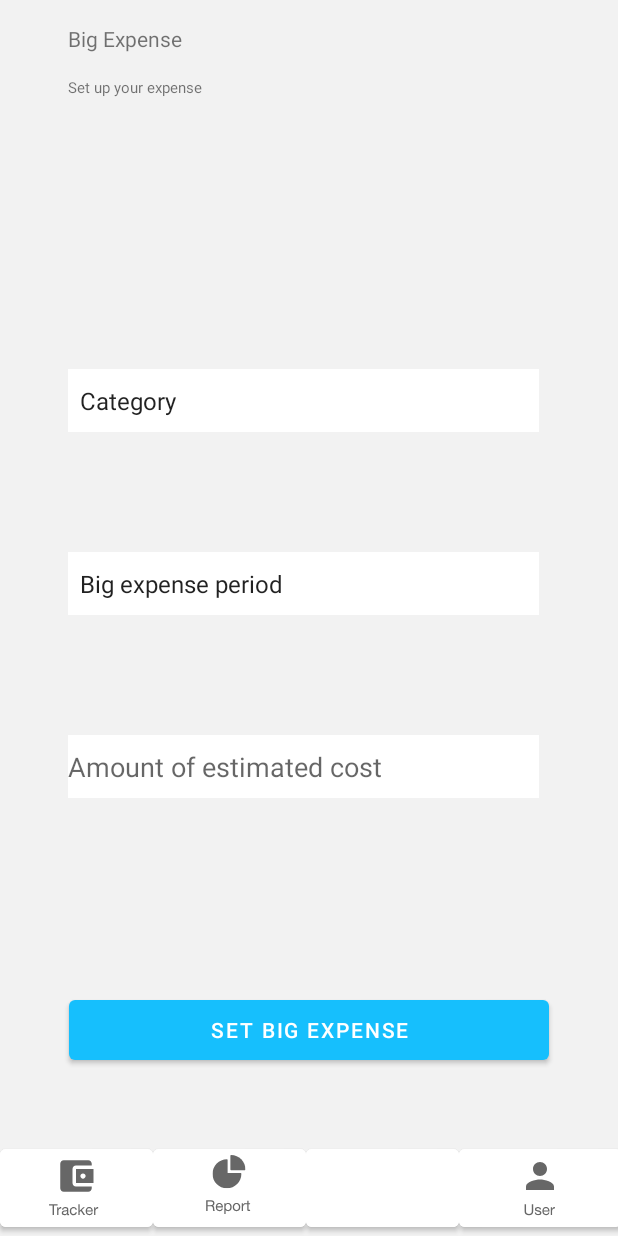
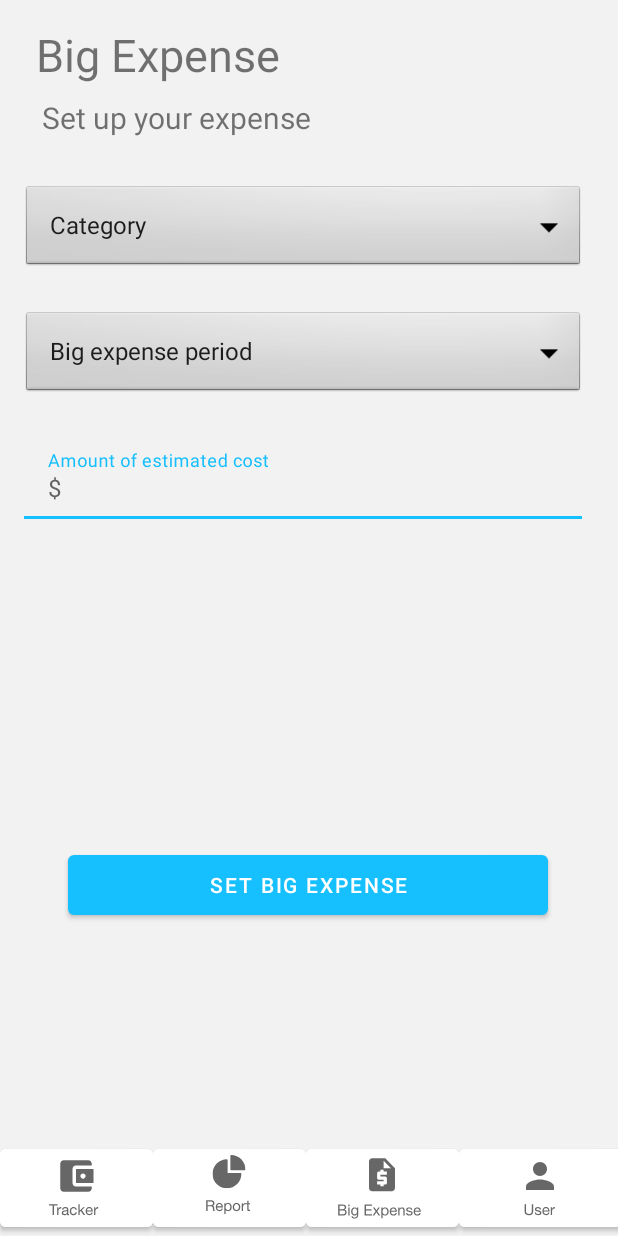
Before and after one commit to KateOber/CSIS-3175, an Android app: the BigExpense_setup screen opened directly, with no data from a screen before it, on a phone screen of 412 x 824 dp. Run offline under Robolectric (Android 15) with nearby library versions, the phone set to English and light mode, and no system bars.

Commit message:
id fixed

```diff
--- a/EasyMoney/app/src/main/res/layout/activity_big_expense_setup.xml
+++ b/EasyMoney/app/src/main/res/layout/activity_big_expense_setup.xml
@@ -9,94 +9,87 @@
 
     <Spinner
         android:id="@+id/txtCatExpGroup"
-        android:layout_width="314dp"
-        android:layout_height="42dp"
-        android:layout_marginStart="2dp"
-        android:layout_marginTop="64dp"
-        android:layout_marginBottom="420dp"
-        android:background="@color/white"
+        android:layout_width="375dp"
+        android:layout_height="60dp"
+        android:layout_marginStart="16dp"
+        android:layout_marginTop="24dp"
+        android:layout_marginEnd="24dp"
+        android:background="@android:drawable/btn_dropdown"
         android:entries="@array/categoriesExpense"
         android:prompt="@string/bigExHint1"
         android:spinnerMode="dialog"
-        app:layout_constraintBottom_toBottomOf="parent"
         app:layout_constraintEnd_toEndOf="parent"
-        app:layout_constraintHorizontal_bias="0.452"
         app:layout_constraintStart_toStartOf="parent"
         app:layout_constraintTop_toBottomOf="@+id/txtSubTitle" />
 
     <Spinner
         android:id="@+id/txtPerExpGroup"
-        android:layout_width="314dp"
-        android:layout_height="42dp"
-        android:layout_marginStart="2dp"
-        android:layout_marginTop="22dp"
-        android:layout_marginBottom="356dp"
-        android:background="@color/white"
+        android:layout_width="375dp"
+        android:layout_height="60dp"
+        android:layout_marginStart="16dp"
+        android:layout_marginTop="24dp"
+        android:layout_marginEnd="24dp"
+        android:background="@android:drawable/btn_dropdown"
         android:entries="@array/expensePeriod"
         android:prompt="@string/bigExHint2"
         android:spinnerMode="dialog"
-        app:layout_constraintBottom_toBottomOf="parent"
         app:layout_constraintEnd_toEndOf="parent"
-        app:layout_constraintHorizontal_bias="0.452"
         app:layout_constraintStart_toStartOf="parent"
         app:layout_constraintTop_toBottomOf="@+id/txtCatExpGroup" />
 
-    <EditText
-        android:id="@+id/editTextNumber"
-        android:layout_width="314dp"
-        android:layout_height="42dp"
-        android:layout_marginStart="2dp"
-        android:layout_marginBottom="292dp"
-        android:autofillHints=""
-        android:background="@color/white"
-        android:ems="10"
+
+    <com.google.android.material.textfield.TextInputLayout
+        android:id="@+id/editTextNumberLayout"
+        android:layout_width="match_parent"
+        android:layout_height="wrap_content"
+        android:layout_marginTop="24dp"
+        android:layout_marginStart="16dp"
+        android:layout_marginEnd="24dp"
         android:hint="@string/bigExHint3"
-        android:inputType="number"
-        app:layout_constraintBottom_toBottomOf="parent"
-        app:layout_constraintEnd_toEndOf="parent"
-        app:layout_constraintHorizontal_bias="0.452"
-        app:layout_constraintStart_toStartOf="parent" />
+        android:inputType="numberDecimal"
+        android:selectAllOnFocus="true"
+        app:boxBackgroundColor="@color/gray6"
+        app:boxCornerRadiusTopEnd="5dp"
+        app:boxCornerRadiusTopStart="5dp"
+        app:layout_constraintBottom_toTopOf=""
+        app:layout_constraintStart_toStartOf="parent"
+        app:layout_constraintTop_toBottomOf="@+id/txtPerExpGroup"
+        app:prefixText="@string/prefix">
+
+
+        <com.google.android.material.textfield.TextInputEditText
+            android:id="@+id/editTextNumber"
+            android:layout_width="match_parent"
+            android:layout_height="wrap_content"
+             />
+    </com.google.android.material.textfield.TextInputLayout>
+
 
     <TextView
         android:id="@+id/txtTitle"
         android:layout_width="wrap_content"
         android:layout_height="wrap_content"
-        android:layout_marginStart="45dp"
+        android:layout_marginStart="24dp"
         android:layout_marginTop="16dp"
         android:autofillHints=""
         android:ems="10"
-        android:inputType="textPersonName"
         android:text="@string/txtScrNameBE"
+        android:textSize="30sp"
         app:layout_constraintStart_toStartOf="parent"
         app:layout_constraintTop_toTopOf="parent" />
 
     <TextView
         android:id="@+id/txtSubTitle"
-        android:layout_width="wrap_content"
-        android:layout_height="wrap_content"
-        android:layout_marginStart="45dp"
-        android:layout_marginTop="16dp"
+        android:layout_width="276dp"
+        android:layout_height="33dp"
+        android:layout_marginStart="28dp"
+        android:layout_marginTop="8dp"
         android:autofillHints=""
         android:ems="10"
-        android:inputType="textPersonName"
         android:text="@string/txtScrBESub"
-        android:textSize="10dp"
+        android:textSize="20sp"
         app:layout_constraintStart_toStartOf="parent"
         app:layout_constraintTop_toBottomOf="@+id/txtTitle" />
-
-    <TextView
-        android:id="@+id/txtOutput"
-        android:layout_width="wrap_content"
-        android:layout_height="wrap_content"
-        android:layout_marginStart="176dp"
-        android:layout_marginTop="45dp"
-        android:layout_marginEnd="178dp"
-        android:layout_marginRight="178dp"
-        android:layout_marginBottom="38dp"
-        app:layout_constraintBottom_toTopOf="@+id/imageView2"
-        app:layout_constraintEnd_toEndOf="parent"
-        app:layout_constraintStart_toStartOf="parent"
-        app:layout_constraintTop_toBottomOf="@+id/editTextNumber" />
 
     <Button
         android:id="@+id/btnBigEx"
@@ -104,11 +97,12 @@
         android:layout_height="52dp"
         android:layout_marginStart="45dp"
         android:layout_marginEnd="46dp"
-        android:layout_marginBottom="111dp"
+        android:layout_marginBottom="208dp"
         android:color="#36D1DC"
         android:text="@string/btnBigEx"
         app:layout_constraintBottom_toBottomOf="parent"
         app:layout_constraintEnd_toEndOf="parent"
+        app:layout_constraintHorizontal_bias="0.0"
         app:layout_constraintStart_toStartOf="parent" />
 
     <Button
@@ -129,10 +123,10 @@
         android:backgroundTint="#FFFFFF"
         app:icon="@drawable/ic_bigexpenseinactive"
         app:iconGravity="top"
-        app:iconTint="#FFFFFF"
+        app:iconTint="#676767"
         app:layout_constraintBottom_toBottomOf="parent"
         app:layout_constraintStart_toEndOf="@+id/reportBexTrackerFoot"
-        tools:iconTint="#676767" />
+        />
 
     <Button
         android:id="@+id/reportBexTrackerFoot"
```
